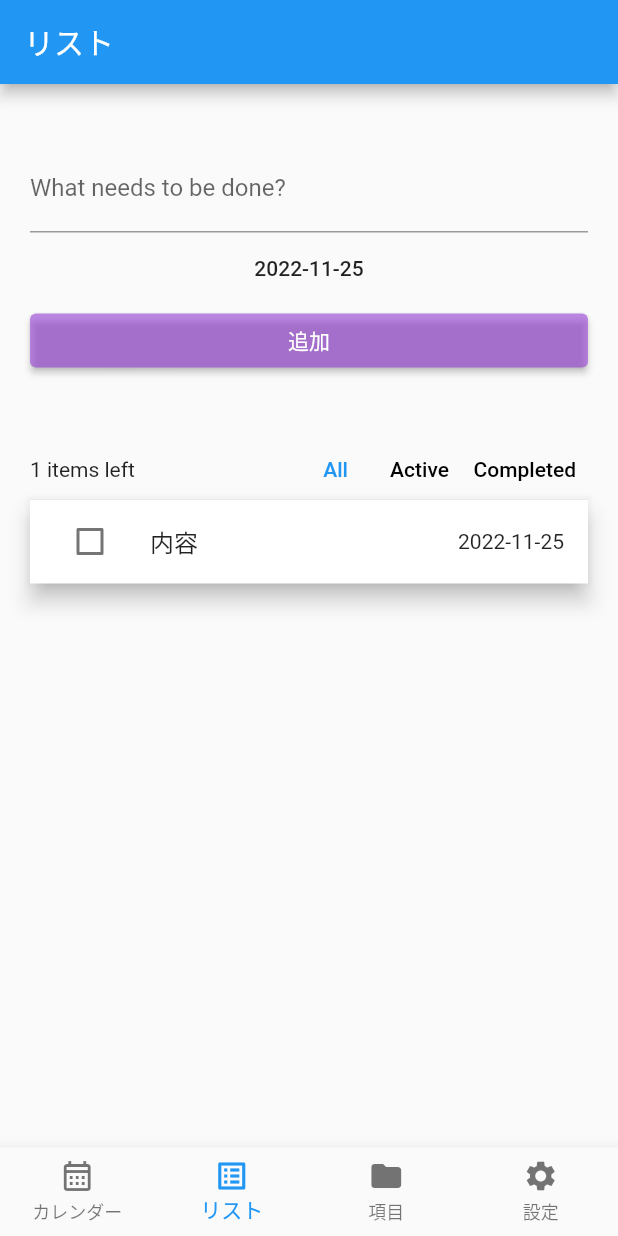
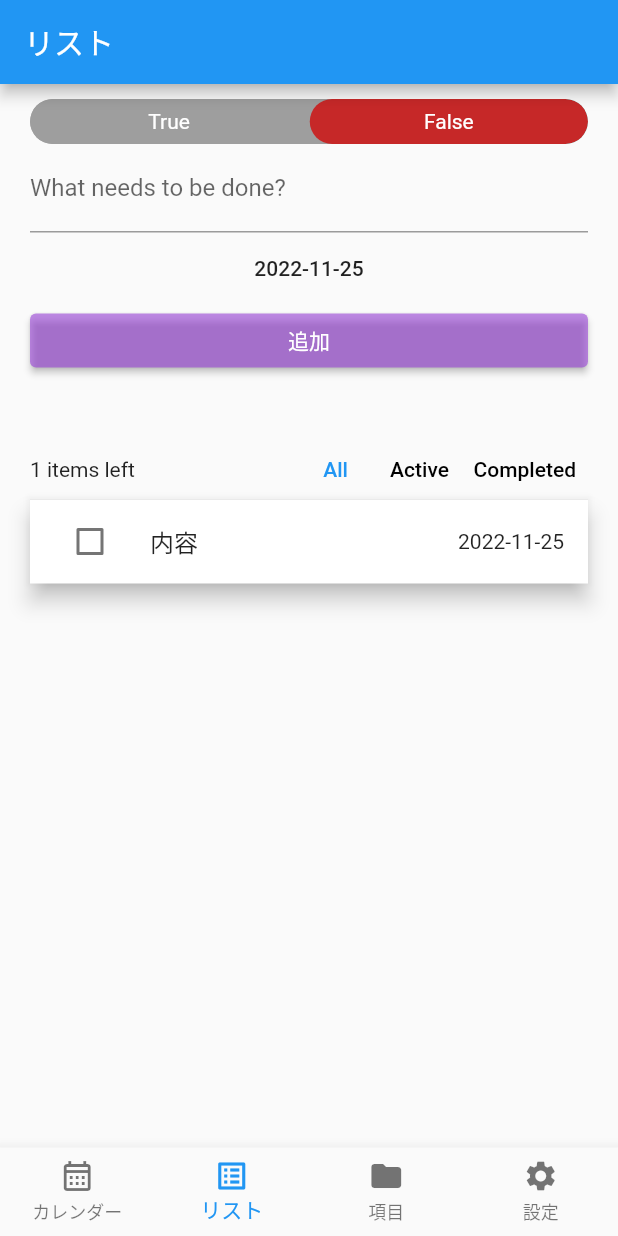
Before and after one commit to syasuki/project_manage, a Flutter app: the screen it shows after launch, on a phone screen of 412 x 824 dp. Run offline on Flutter 3.47's test engine with Material 2 defaults, Android fonts, the phone set to English and light mode, and no system bars; drawn by our look-alikes of toggle_switch; our stand-ins replace awesome_dialog, flutter_hooks, flutter_riverpod, hooks_riverpod, sqflite, state_notifier; missing offline and left inert: dart:html; accounts and stored records are empty.

Commit message:
add todo_view toggleButton

```diff
--- a/lib/view/todo_view.dart
+++ b/lib/view/todo_view.dart
@@ -4,6 +4,7 @@ import 'package:flutter_hooks/flutter_hooks.dart';
 import 'package:hooks_riverpod/hooks_riverpod.dart';
 import 'package:intl/intl.dart';
 import 'package:pro_sche/util/date_extention.dart';
+import 'package:toggle_switch/toggle_switch.dart';
 import '../calender.dart';
 import '../model/todo_model.dart';
 
@@ -78,14 +79,33 @@ class Home extends HookConsumerWidget {
     }
 
 
+
     return GestureDetector(
       onTap: () => FocusScope.of(context).unfocus(),
       child: Scaffold(
         body: Scrollbar(
           child:ListView(
-            padding: const EdgeInsets.symmetric(horizontal: 20, vertical: 40),
+            padding: const EdgeInsets.symmetric(horizontal: 20, vertical: 10),
             children: [
               //const Title(),
+
+              ToggleSwitch(
+                minWidth: (MediaQuery.of(context).size.width - 41) / 2,
+                minHeight: 30,
+                cornerRadius: 20.0,
+                activeBgColors: [[Colors.green[800]!], [Colors.red[800]!]],
+                activeFgColor: Colors.white,
+                inactiveBgColor: Colors.grey,
+                inactiveFgColor: Colors.white,
+                initialLabelIndex: 1,
+                totalSwitches: 2,
+                labels: ['True', 'False'],
+                radiusStyle: true,
+                onToggle: (index) {
+                  print('switched to: $index');
+                },
+              ),
+
               TextField(
                 key: addTodoKey,
                 controller: newTodoController,
--- a/pubspec.yaml
+++ b/pubspec.yaml
@@ -50,6 +50,8 @@ dependencies:
   intl: ^0.17.0
   awesome_dialog: ^3.0.2
   flutter_native_splash: ^2.2.14
+  fl_chart: ^0.55.2
+  toggle_switch: ^2.0.1
 
 dev_dependencies:
   flutter_test:
```
Also changed, not shown: pubspec.lock.
